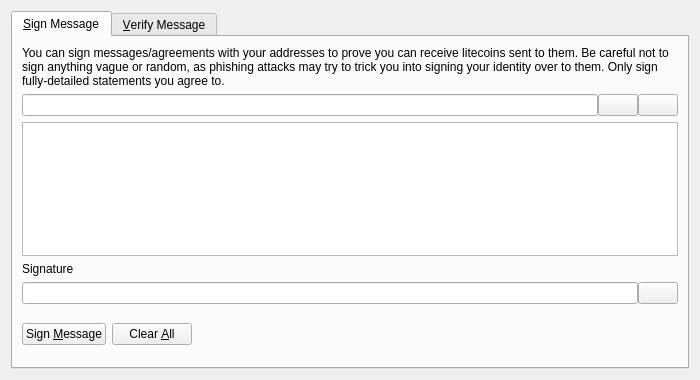
Before: the Qt Designer form src/qt/forms/signverifymessagedialog.ui in BTP86/bontoncoin, drawn with Qt 5.
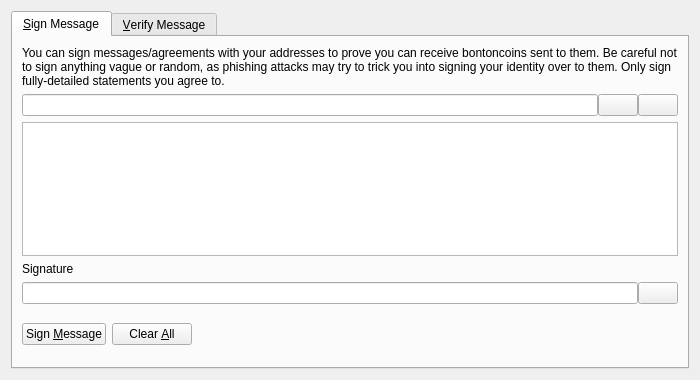
After: the same form once the commit is applied. Icons and pictures are not drawn. Custom widgets are drawn as their Qt base class.

```diff
--- a/src/qt/forms/signverifymessagedialog.ui
+++ b/src/qt/forms/signverifymessagedialog.ui
@@ -30,7 +30,7 @@
        <item>
         <widget class="QLabel" name="infoLabel_SM">
          <property name="text">
-          <string>You can sign messages/agreements with your addresses to prove you can receive litecoins sent to them. Be careful not to sign anything vague or random, as phishing attacks may try to trick you into signing your identity over to them. Only sign fully-detailed statements you agree to.</string>
+          <string>You can sign messages/agreements with your addresses to prove you can receive bontoncoins sent to them. Be careful not to sign anything vague or random, as phishing attacks may try to trick you into signing your identity over to them. Only sign fully-detailed statements you agree to.</string>
          </property>
          <property name="textFormat">
           <enum>Qt::PlainText</enum>
```
Left out of the diff: 8 changed lines with no effect on the pictures.
